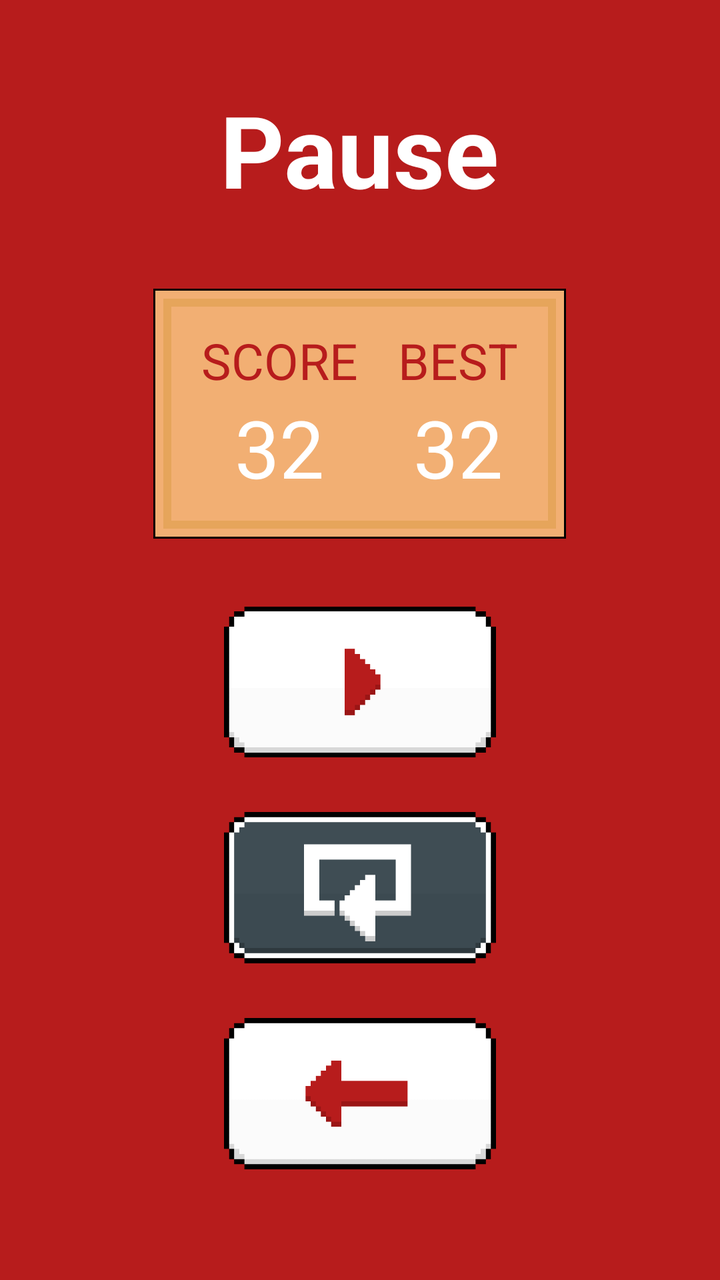
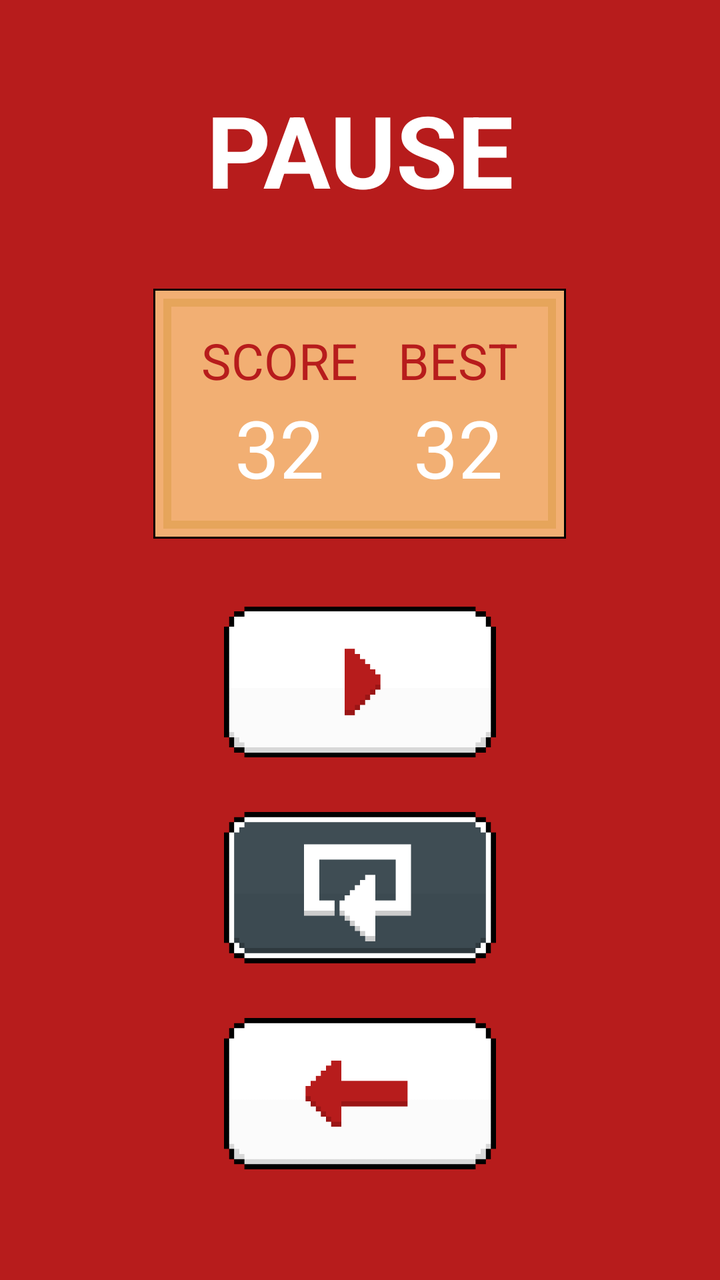

The first picture is an Android layout as it rendered before a commit; the second is the same layout after the commit. The layout source and the unified diff follow.
<!-- AndroidManifest.xml: application theme AppTheme -->
<!-- res/layout/pause_layout.xml -->
<?xml version="1.0" encoding="utf-8"?>
<LinearLayout
    xmlns:android="http://schemas.android.com/apk/res/android"

    android:id="@+id/lyt_pause"
    android:layout_width="match_parent"
    android:layout_height="match_parent"
    android:orientation="vertical"
    android:visibility="visible"
    android:gravity="center"
    android:background="@color/red"
    android:weightSum="7">

    <TextView
        android:id="@+id/pause"
        android:layout_width="wrap_content"
        android:layout_height="0dp"
        android:layout_weight="1"
        android:text="Pause"
        android:textColor="@android:color/white"
        android:textSize="50dp"
        android:textStyle="bold"
        android:layout_gravity="center_horizontal" />

    <LinearLayout
        android:layout_width="match_parent"
        android:layout_height="0dp"
        android:gravity="center"
        android:layout_weight="2"
        android:orientation="horizontal">

        <LinearLayout
            android:layout_width="wrap_content"
            android:layout_height="wrap_content"
            android:background="@android:color/black"
            android:padding="1dp">

            <LinearLayout
                android:layout_width="wrap_content"
                android:layout_height="wrap_content"
                android:background="@color/light_orange"
                android:padding="4dp">

                <LinearLayout
                    android:layout_width="wrap_content"
                    android:layout_height="wrap_content"
                    android:background="@color/dark_orange"
                    android:padding="4dp">

                    <LinearLayout
                        android:layout_width="wrap_content"
                        android:layout_height="wrap_content"
                        android:background="@color/light_orange"
                        android:gravity="center"
                        android:orientation="horizontal">

                        <LinearLayout
                            android:layout_width="wrap_content"
                            android:layout_height="wrap_content"
                            android:orientation="vertical"
                            android:gravity="center"
                            android:paddingRight="10dp"
                            android:paddingLeft="15dp"
                            android:paddingTop="10dp"
                            android:paddingBottom="10dp">

                            <TextView
                                android:id="@+id/pause_score_label"
                                android:layout_width="wrap_content"
                                android:layout_height="wrap_content"
                                android:text="SCORE"
                                android:textSize="25dp"
                                android:textColor="@color/red"/>

                            <TextView
                                android:id="@+id/pause_score"
                                android:layout_width="wrap_content"
                                android:layout_height="wrap_content"
                                android:text="32"
                                android:textSize="40dp"
                                android:textColor="@android:color/white"/>

                        </LinearLayout>

                        <LinearLayout
                            android:layout_width="wrap_content"
                            android:layout_height="wrap_content"
                            android:orientation="vertical"
                            android:gravity="center"
                            android:paddingLeft="10dp"
                            android:paddingRight="15dp"
                            android:paddingTop="10dp"
                            android:paddingBottom="10dp">

                            <TextView
                                android:id="@+id/pause_best_label"
                                android:layout_width="wrap_content"
                                android:layout_height="wrap_content"
                                android:text="BEST"
                                android:textSize="25dp"
                                android:textColor="@color/red"/>

                            <TextView
                                android:id="@+id/pause_best"
                                android:layout_width="wrap_content"
                                android:layout_height="wrap_content"
                                android:text="32"
                                android:textSize="40dp"
                                android:textColor="@android:color/white"/>

                        </LinearLayout>

                    </LinearLayout>

                </LinearLayout>

            </LinearLayout>

        </LinearLayout>

    </LinearLayout>

    <LinearLayout
        android:layout_width="match_parent"
        android:layout_height="0dp"
        android:layout_weight="1"
        android:orientation="horizontal"
        android:gravity="center"
        android:layout_margin="10dp"
        android:weightSum="5">

        <LinearLayout
            android:id="@+id/resume"
            android:clickable="true"
            android:layout_width="0dp"
            android:layout_weight="2"

            android:layout_height="wrap_content">

            <ImageView
                android:layout_width="match_parent"
                android:layout_height="match_parent"
                android:src="@drawable/play"/>

        </LinearLayout>

    </LinearLayout>

    <LinearLayout
        android:layout_width="match_parent"
        android:layout_height="0dp"
        android:layout_weight="1"
        android:layout_margin="10dp"
        android:orientation="horizontal"
        android:gravity="center"
        android:weightSum="5">

        <LinearLayout
            android:id="@+id/retry"
            android:clickable="true"
            android:layout_width="0dp"
            android:layout_weight="2"
            android:layout_height="wrap_content">

            <ImageView
                android:layout_width="match_parent"
                android:layout_height="match_parent"
                android:src="@drawable/retry"/>

        </LinearLayout>

    </LinearLayout>

    <LinearLayout
        android:layout_width="match_parent"
        android:layout_height="0dp"
        android:layout_weight="1"
        android:layout_margin="10dp"
        android:orientation="horizontal"
        android:gravity="center"
        android:weightSum="5">

        <LinearLayout
            android:id="@+id/back_home"
            android:clickable="true"
            android:layout_width="0dp"
            android:layout_weight="2"
            android:layout_height="wrap_content">

            <ImageView
                android:layout_width="match_parent"
                android:layout_height="match_parent"
                android:src="@drawable/backhome"/>

        </LinearLayout>

    </LinearLayout>

</LinearLayout>
<!-- resources referenced by this layout -->
<resources>
  <color name="dark_orange">#e6a55b</color>
  <color name="light_orange">#f2af73</color>
  <color name="red">#B71C1C</color>
  <!-- drawable backhome: png bitmap (drawable, 6744 bytes) -->
  <!-- drawable play: png bitmap (drawable, 6591 bytes) -->
  <!-- drawable retry: png bitmap (drawable, 9264 bytes) -->
  <style name="AppTheme" parent="Theme.AppCompat.Light.DarkActionBar">
          
          <item name="colorPrimary">@color/colorPrimary</item>
          <item name="colorPrimaryDark">@color/colorPrimaryDark</item>
          <item name="colorAccent">@color/colorAccent</item>
      </style>
  <color name="colorPrimary">#3F51B5</color>
  <color name="colorPrimaryDark">#303F9F</color>
  <color name="colorAccent">#FF4081</color>
</resources>

<!-- the commit's change to res/layout/pause_layout.xml (unified diff, before → after) -->
@@ -16,7 +16,7 @@
         android:layout_width="wrap_content"
         android:layout_height="0dp"
         android:layout_weight="1"
-        android:text="Pause"
+        android:text="@string/pause"
         android:textColor="@android:color/white"
         android:textSize="50dp"
         android:textStyle="bold"
<!-- resource entries referenced after the edit -->
@@ -6,6 +6,7 @@
   <!-- drawable backhome: png bitmap (drawable, 6744 bytes) -->
   <!-- drawable play: png bitmap (drawable, 6591 bytes) -->
   <!-- drawable retry: png bitmap (drawable, 9264 bytes) -->
+  <string name="pause">PAUSE</string>
   <style name="AppTheme" parent="Theme.AppCompat.Light.DarkActionBar">
           
           <item name="colorPrimary">@color/colorPrimary</item>
